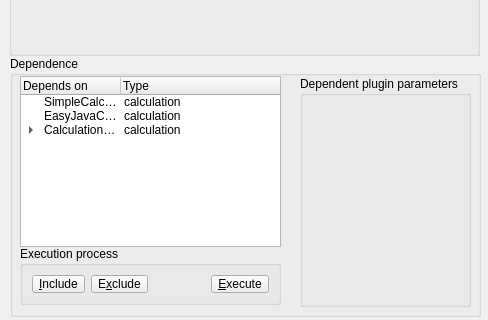
Before: the Qt Designer form FermaNext/src/FermaNext/Gui/PluginExecutorDialog.ui in rouming/FermaNext, drawn with Qt 5; both pictures show x 0 to 488 and y 194 to 514 of the 488 by 514 pixel window.
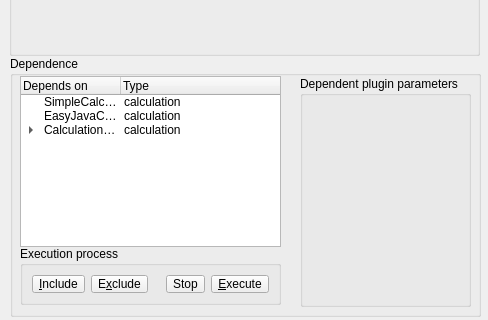
After: the same form once the commit is applied. Icons and pictures are not drawn.

Commit message: Add stop button and Plugin::stopExecution method to interrupt execution

Diff of the .ui file:
```diff
--- a/FermaNext/src/FermaNext/Gui/PluginExecutorDialog.ui
+++ b/FermaNext/src/FermaNext/Gui/PluginExecutorDialog.ui
@@ -9,6 +9,14 @@
     <height>514</height>
    </rect>
   </property>
+  <property name="sizePolicy" >
+   <sizepolicy>
+    <hsizetype>0</hsizetype>
+    <vsizetype>0</vsizetype>
+    <horstretch>0</horstretch>
+    <verstretch>0</verstretch>
+   </sizepolicy>
+  </property>
   <property name="windowTitle" >
    <string>Plugin executor</string>
   </property>
@@ -73,6 +81,13 @@
        </property>
       </spacer>
      </item>
+     <item>
+      <widget class="QToolButton" name="stopButton" >
+       <property name="text" >
+        <string>Stop</string>
+       </property>
+      </widget>
+     </item>
      <item>
       <widget class="QToolButton" name="executeButton" >
        <property name="enabled" >
```
The commit also changes 13 other files.
